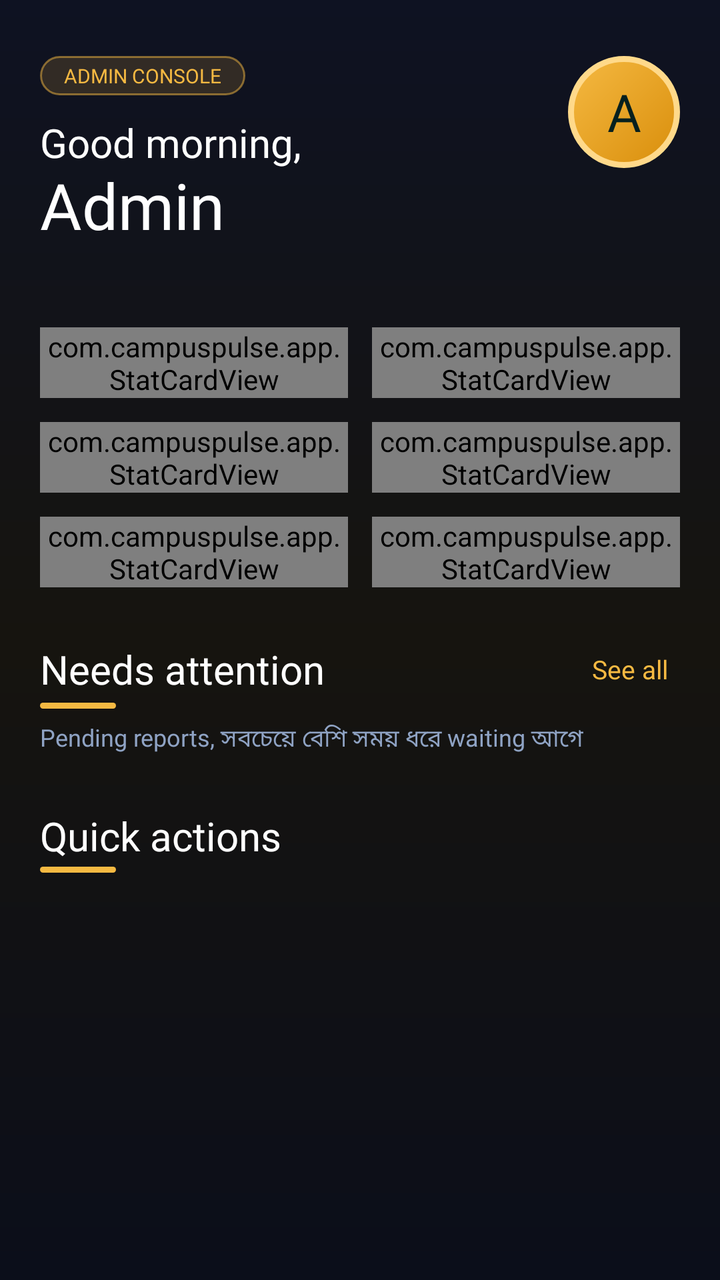
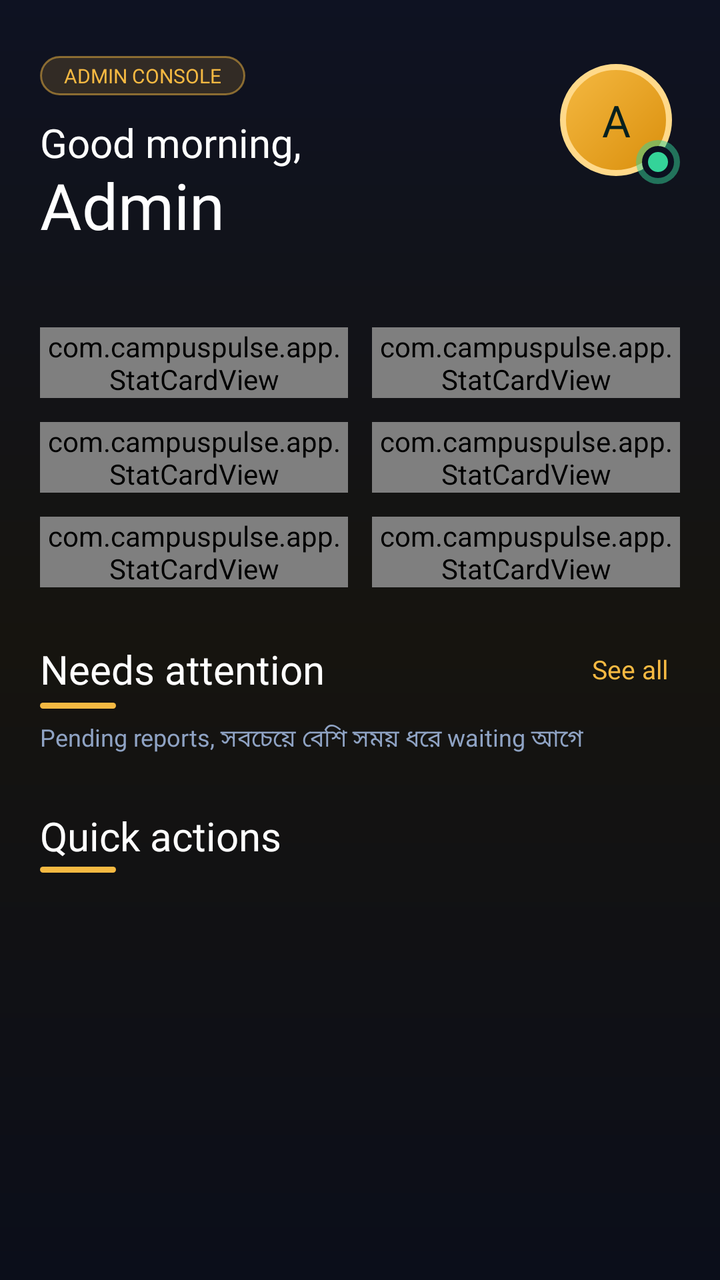

The first picture is an Android layout as it rendered before a commit; the second is the same layout after the commit. The layout source and the unified diff follow.
<!-- AndroidManifest.xml: application theme Theme.CampusPulse -->
<!-- res/layout/activity_admin_dashboard.xml -->
<?xml version="1.0" encoding="utf-8"?>
<FrameLayout xmlns:android="http://schemas.android.com/apk/res/android"
    xmlns:app="http://schemas.android.com/apk/res-auto"
    android:layout_width="match_parent"
    android:layout_height="match_parent"
    android:background="@drawable/bg_admin">

    <ScrollView
        android:layout_width="match_parent"
        android:layout_height="match_parent"
        android:fillViewport="true">

        <LinearLayout
            android:layout_width="match_parent"
            android:layout_height="wrap_content"
            android:orientation="vertical"
            android:paddingStart="20dp"
            android:paddingTop="28dp"
            android:paddingEnd="20dp"
            android:paddingBottom="24dp">

            <TextView
                android:id="@+id/tvOffline"
                android:layout_width="match_parent"
                android:layout_height="wrap_content"
                android:layout_marginBottom="12dp"
                android:accessibilityLiveRegion="polite"
                android:background="@drawable/bg_banner"
                android:fontFamily="@font/poppins_bold"
                android:padding="12dp"
                android:textColor="#06201E"
                android:textSize="12sp"
                android:visibility="gone" />

            
            <LinearLayout
                android:id="@+id/headerRow"
                android:layout_width="match_parent"
                android:layout_height="wrap_content"
                android:orientation="horizontal">

                <LinearLayout
                    android:layout_width="0dp"
                    android:layout_height="wrap_content"
                    android:layout_weight="1"
                    android:orientation="vertical">

                    <TextView
                        android:layout_width="wrap_content"
                        android:layout_height="wrap_content"
                        android:background="@drawable/bg_admin_badge"
                        android:fontFamily="@font/poppins_bold"
                        android:paddingStart="12dp"
                        android:paddingTop="3dp"
                        android:paddingEnd="12dp"
                        android:paddingBottom="3dp"
                        android:text="ADMIN CONSOLE"
                        android:textColor="#F5B942"
                        android:textSize="10sp" />

                    <TextView
                        android:id="@+id/tvGreeting"
                        android:layout_width="wrap_content"
                        android:layout_height="wrap_content"
                        android:layout_marginTop="10dp"
                        android:fontFamily="@font/poppins_regular"
                        android:text="Good morning,"
                        android:textColor="#FFFFFF"
                        android:textSize="20sp" />

                    <TextView
                        android:id="@+id/tvName"
                        android:layout_width="wrap_content"
                        android:layout_height="wrap_content"
                        android:layout_marginTop="-4dp"
                        android:fontFamily="@font/poppins_bold"
                        android:text="Admin"
                        android:textColor="#FFFFFF"
                        android:textSize="32sp" />

                    <TextView
                        android:id="@+id/tvDate"
                        android:layout_width="wrap_content"
                        android:layout_height="wrap_content"
                        android:fontFamily="@font/poppins_regular"
                        android:textColor="#9DB2D1"
                        android:textSize="13sp" />
                </LinearLayout>

                <TextView
                    android:id="@+id/tvAvatar"
                    android:layout_width="56dp"
                    android:layout_height="56dp"
                    android:background="@drawable/bg_avatar_gold"
                    android:contentDescription="Admin menu"
                    android:fontFamily="@font/poppins_bold"
                    android:gravity="center"
                    android:text="A"
                    android:textColor="#06201E"
                    android:textSize="26sp" />
            </LinearLayout>

            
            <LinearLayout
                android:id="@+id/sosBanner"
                android:layout_width="match_parent"
                android:layout_height="wrap_content"
                android:layout_marginTop="18dp"
                android:background="@drawable/bg_sos_banner"
                android:gravity="center_vertical"
                android:orientation="horizontal"
                android:paddingStart="18dp"
                android:paddingTop="14dp"
                android:paddingEnd="12dp"
                android:paddingBottom="14dp"
                android:visibility="gone">

                <ImageView
                    android:layout_width="32dp"
                    android:layout_height="32dp"
                    android:importantForAccessibility="no"
                    android:src="@drawable/ic_sos"
                    app:tint="#FF5A5F" />

                <LinearLayout
                    android:layout_width="0dp"
                    android:layout_height="wrap_content"
                    android:layout_marginStart="14dp"
                    android:layout_weight="1"
                    android:orientation="vertical">

                    <TextView
                        android:id="@+id/tvSosBannerTitle"
                        android:layout_width="wrap_content"
                        android:layout_height="wrap_content"
                        android:fontFamily="@font/poppins_bold"
                        android:textColor="#FFFFFF"
                        android:textSize="15sp" />

                    <TextView
                        android:layout_width="wrap_content"
                        android:layout_height="wrap_content"
                        android:fontFamily="@font/poppins_regular"
                        android:text="Tap to respond now"
                        android:textColor="#F2D4D6"
                        android:textSize="12sp" />
                </LinearLayout>

                <ImageView
                    android:layout_width="38dp"
                    android:layout_height="38dp"
                    android:background="@drawable/bg_circle_red"
                    android:importantForAccessibility="no"
                    android:padding="8dp"
                    android:src="@drawable/ic_chevron_right" />
            </LinearLayout>

            
            <LinearLayout
                android:id="@+id/rowStats1"
                android:layout_width="match_parent"
                android:layout_height="wrap_content"
                android:layout_marginTop="22dp"
                android:orientation="horizontal">

                <com.campuspulse.app.StatCardView
                    android:id="@+id/cardPending"
                    android:layout_width="0dp"
                    android:layout_height="wrap_content"
                    android:layout_marginEnd="6dp"
                    android:layout_weight="1" />

                <com.campuspulse.app.StatCardView
                    android:id="@+id/cardInvestigating"
                    android:layout_width="0dp"
                    android:layout_height="wrap_content"
                    android:layout_marginStart="6dp"
                    android:layout_weight="1" />
            </LinearLayout>

            <LinearLayout
                android:id="@+id/rowStats2"
                android:layout_width="match_parent"
                android:layout_height="wrap_content"
                android:layout_marginTop="12dp"
                android:orientation="horizontal">

                <com.campuspulse.app.StatCardView
                    android:id="@+id/cardNotices"
                    android:layout_width="0dp"
                    android:layout_height="wrap_content"
                    android:layout_marginEnd="6dp"
                    android:layout_weight="1" />

                <com.campuspulse.app.StatCardView
                    android:id="@+id/cardEvents"
                    android:layout_width="0dp"
                    android:layout_height="wrap_content"
                    android:layout_marginStart="6dp"
                    android:layout_weight="1" />
            </LinearLayout>

            <LinearLayout
                android:id="@+id/rowStats3"
                android:layout_width="match_parent"
                android:layout_height="wrap_content"
                android:layout_marginTop="12dp"
                android:orientation="horizontal">

                <com.campuspulse.app.StatCardView
                    android:id="@+id/cardUsers"
                    android:layout_width="0dp"
                    android:layout_height="wrap_content"
                    android:layout_marginEnd="6dp"
                    android:layout_weight="1" />

                <com.campuspulse.app.StatCardView
                    android:id="@+id/cardSos"
                    android:layout_width="0dp"
                    android:layout_height="wrap_content"
                    android:layout_marginStart="6dp"
                    android:layout_weight="1" />
            </LinearLayout>

            
            <LinearLayout
                android:layout_width="match_parent"
                android:layout_height="wrap_content"
                android:layout_marginTop="26dp"
                android:gravity="center_vertical"
                android:orientation="horizontal">

                <TextView
                    android:layout_width="0dp"
                    android:layout_height="wrap_content"
                    android:layout_weight="1"
                    android:fontFamily="@font/poppins_bold"
                    android:text="Needs attention"
                    android:textColor="#FFFFFF"
                    android:textSize="20sp" />

                <TextView
                    android:id="@+id/tvSeeAll"
                    android:layout_width="wrap_content"
                    android:layout_height="wrap_content"
                    android:fontFamily="@font/poppins_bold"
                    android:padding="6dp"
                    android:text="See all"
                    android:textColor="#F5B942"
                    android:textSize="13sp" />
            </LinearLayout>

            <View
                android:layout_width="38dp"
                android:layout_height="3dp"
                android:layout_marginTop="2dp"
                android:background="@drawable/bg_underline"
                android:backgroundTint="#F5B942" />

            <TextView
                android:layout_width="wrap_content"
                android:layout_height="wrap_content"
                android:layout_marginTop="6dp"
                android:fontFamily="@font/poppins_regular"
                android:text="Pending reports, সবচেয়ে বেশি সময় ধরে waiting আগে"
                android:textColor="#8FA3C4"
                android:textSize="12sp" />

            <TextView
                android:id="@+id/tvAllClear"
                android:layout_width="match_parent"
                android:layout_height="wrap_content"
                android:layout_marginTop="12dp"
                android:background="@drawable/bg_notice_item"
                android:fontFamily="@font/poppins_regular"
                android:gravity="center"
                android:padding="20dp"
                android:text="All clear ✓  কোনো pending report নেই।"
                android:textColor="#C3D2EA"
                android:textSize="14sp"
                android:visibility="gone" />

            <androidx.recyclerview.widget.RecyclerView
                android:id="@+id/rvAttention"
                android:layout_width="match_parent"
                android:layout_height="wrap_content"
                android:layout_marginTop="12dp"
                android:overScrollMode="never" />

            
            <TextView
                android:layout_width="wrap_content"
                android:layout_height="wrap_content"
                android:layout_marginTop="14dp"
                android:fontFamily="@font/poppins_bold"
                android:text="Quick actions"
                android:textColor="#FFFFFF"
                android:textSize="20sp" />

            <View
                android:layout_width="38dp"
                android:layout_height="3dp"
                android:layout_marginTop="2dp"
                android:background="@drawable/bg_underline"
                android:backgroundTint="#F5B942" />

            <androidx.recyclerview.widget.RecyclerView
                android:id="@+id/rvActions"
                android:layout_width="match_parent"
                android:layout_height="wrap_content"
                android:layout_marginStart="-6dp"
                android:layout_marginTop="10dp"
                android:layout_marginEnd="-6dp"
                android:overScrollMode="never" />
        </LinearLayout>
    </ScrollView>
</FrameLayout>
<!-- resources referenced by this layout -->
<resources>
  <!-- drawable bg_admin (drawable) -->
  <shape xmlns:android="http://schemas.android.com/apk/res/android">
      <gradient android:startColor="#0E1222" android:centerColor="#16140F"
          android:endColor="#0B0E1A" android:angle="270" />
  </shape>
  <!-- drawable bg_admin_badge (drawable) -->
  <shape xmlns:android="http://schemas.android.com/apk/res/android">
      <solid android:color="#26F5B942" />
      <stroke android:width="1dp" android:color="#80F5B942" />
      <corners android:radius="10dp" />
  </shape>
  <!-- drawable bg_avatar_gold (drawable) -->
  <shape xmlns:android="http://schemas.android.com/apk/res/android" android:shape="oval">
      <gradient android:startColor="#F5B942" android:endColor="#D98E0B" android:angle="315" />
      <stroke android:width="3dp" android:color="#FFD98A" />
  </shape>
  <!-- drawable bg_banner (drawable) -->
  <shape xmlns:android="http://schemas.android.com/apk/res/android">
      <solid android:color="#FFFFFF" />
      <corners android:radius="14dp" />
  </shape>
  <!-- drawable bg_circle_red (drawable) -->
  <shape xmlns:android="http://schemas.android.com/apk/res/android" android:shape="oval">
      <solid android:color="#B3262F" />
  </shape>
  <!-- drawable bg_notice_item (drawable) -->
  <shape xmlns:android="http://schemas.android.com/apk/res/android">
      <solid android:color="#16FFFFFF" />
      <stroke android:width="1dp" android:color="#26FFFFFF" />
      <corners android:radius="18dp" />
  </shape>
  <!-- drawable bg_sos_banner (drawable) -->
  <shape xmlns:android="http://schemas.android.com/apk/res/android">
      <gradient android:startColor="#661A0A10" android:endColor="#66400F18" android:angle="0" />
      <stroke android:width="2dp" android:color="#E53935" />
      <corners android:radius="28dp" />
  </shape>
  <!-- drawable bg_underline (drawable) -->
  <shape xmlns:android="http://schemas.android.com/apk/res/android">
      <solid android:color="#2DD4BF" />
      <corners android:radius="2dp" />
  </shape>
  <!-- drawable ic_chevron_right (drawable) -->
  <vector xmlns:android="http://schemas.android.com/apk/res/android"
      android:width="24dp" android:height="24dp"
      android:viewportWidth="24" android:viewportHeight="24">
      <path android:fillColor="#FFFFFF"
          android:pathData="M10,6L8.59,7.41 13.17,12l-4.58,4.59L10,18l6,-6z"/>
  </vector>
  <!-- drawable ic_sos (drawable) -->
  <vector xmlns:android="http://schemas.android.com/apk/res/android" android:height="24dp" android:tint="#FFFFFF" android:viewportHeight="960" android:viewportWidth="960" android:width="24dp">
        
      <path android:fillColor="@android:color/white" android:pathData="M480,840Q447,840 423.5,816.5Q400,793 400,760Q400,727 423.5,703.5Q447,680 480,680Q513,680 536.5,703.5Q560,727 560,760Q560,793 536.5,816.5Q513,840 480,840ZM400,600L400,120L560,120L560,600L400,600Z"/>
      
  </vector>
  <style name="Theme.CampusPulse" parent="Theme.Material3.DayNight.NoActionBar" />
</resources>

<!-- the commit's change to res/layout/activity_admin_dashboard.xml (unified diff, before → after) -->
@@ -87,17 +87,46 @@
                         android:textSize="13sp" />
                 </LinearLayout>
 
-                <TextView
-                    android:id="@+id/tvAvatar"
-                    android:layout_width="56dp"
-                    android:layout_height="56dp"
-                    android:background="@drawable/bg_avatar_gold"
-                    android:contentDescription="Admin menu"
-                    android:fontFamily="@font/poppins_bold"
-                    android:gravity="center"
-                    android:text="A"
-                    android:textColor="#06201E"
-                    android:textSize="26sp" />
+                <FrameLayout
+                    android:id="@+id/avatarWrap"
+                    android:layout_width="64dp"
+                    android:layout_height="64dp"
+                    android:background="?attr/selectableItemBackgroundBorderless"
+                    android:clickable="true"
+                    android:contentDescription="Admin profile"
+                    android:focusable="true">
+
+                    <TextView
+                        android:id="@+id/tvAvatar"
+                        android:layout_width="56dp"
+                        android:layout_height="56dp"
+                        android:layout_gravity="center"
+                        android:background="@drawable/bg_avatar_gold"
+                        android:fontFamily="@font/poppins_bold"
+                        android:gravity="center"
+                        android:text="A"
+                        android:textColor="#06201E"
+                        android:textSize="22sp" />
+
+                    <FrameLayout
+                        android:layout_width="22dp"
+                        android:layout_height="22dp"
+                        android:layout_gravity="bottom|end">
+
+                        <View
+                            android:id="@+id/viewPulse"
+                            android:layout_width="22dp"
+                            android:layout_height="22dp"
+                            android:background="@drawable/bg_online_pulse" />
+
+                        <View
+                            android:id="@+id/viewOnline"
+                            android:layout_width="16dp"
+                            android:layout_height="16dp"
+                            android:layout_gravity="center"
+                            android:background="@drawable/bg_status_dot" />
+                    </FrameLayout>
+                </FrameLayout>
             </LinearLayout>
 
             
<!-- resource entries referenced after the edit -->
@@ -31,11 +31,21 @@
       <stroke android:width="1dp" android:color="#26FFFFFF" />
       <corners android:radius="18dp" />
   </shape>
+  <!-- drawable bg_online_pulse (drawable) -->
+  <?xml version="1.0" encoding="utf-8"?>
+  <shape xmlns:android="http://schemas.android.com/apk/res/android" android:shape="oval">
+      <solid android:color="#8034D399" />
+  </shape>
   <!-- drawable bg_sos_banner (drawable) -->
   <shape xmlns:android="http://schemas.android.com/apk/res/android">
       <gradient android:startColor="#661A0A10" android:endColor="#66400F18" android:angle="0" />
       <stroke android:width="2dp" android:color="#E53935" />
       <corners android:radius="28dp" />
+  </shape>
+  <!-- drawable bg_status_dot (drawable) -->
+  <shape xmlns:android="http://schemas.android.com/apk/res/android" android:shape="oval">
+      <solid android:color="#34D399" />
+      <stroke android:width="3dp" android:color="#0B1020" />
   </shape>
   <!-- drawable bg_underline (drawable) -->
   <shape xmlns:android="http://schemas.android.com/apk/res/android">
